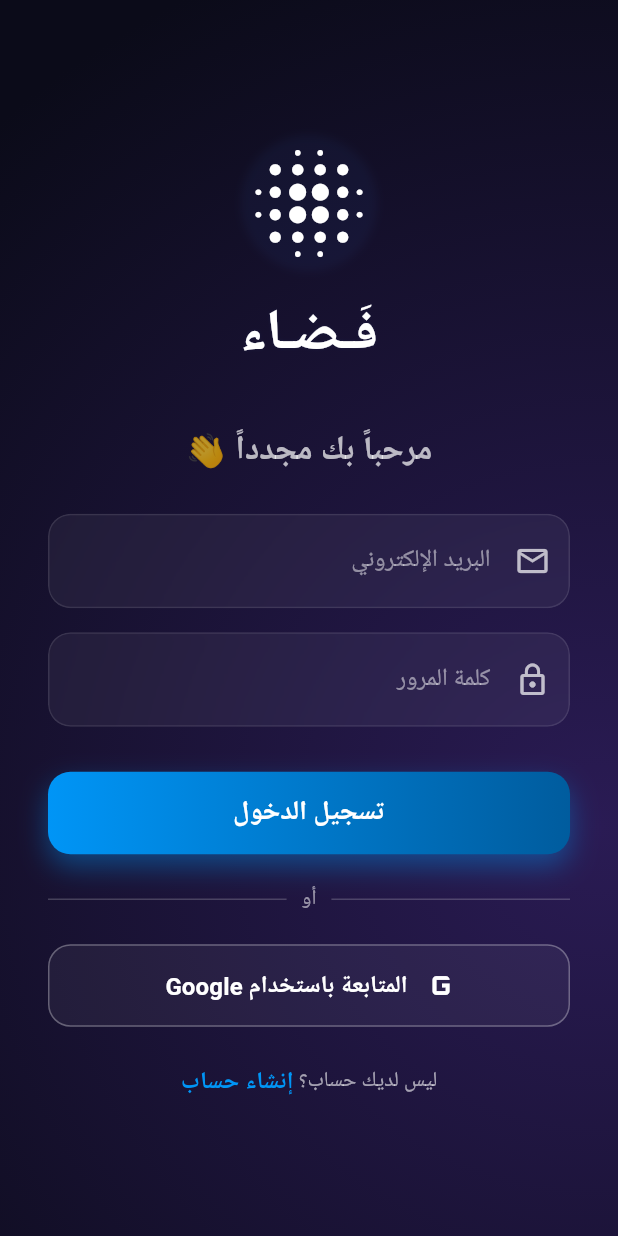
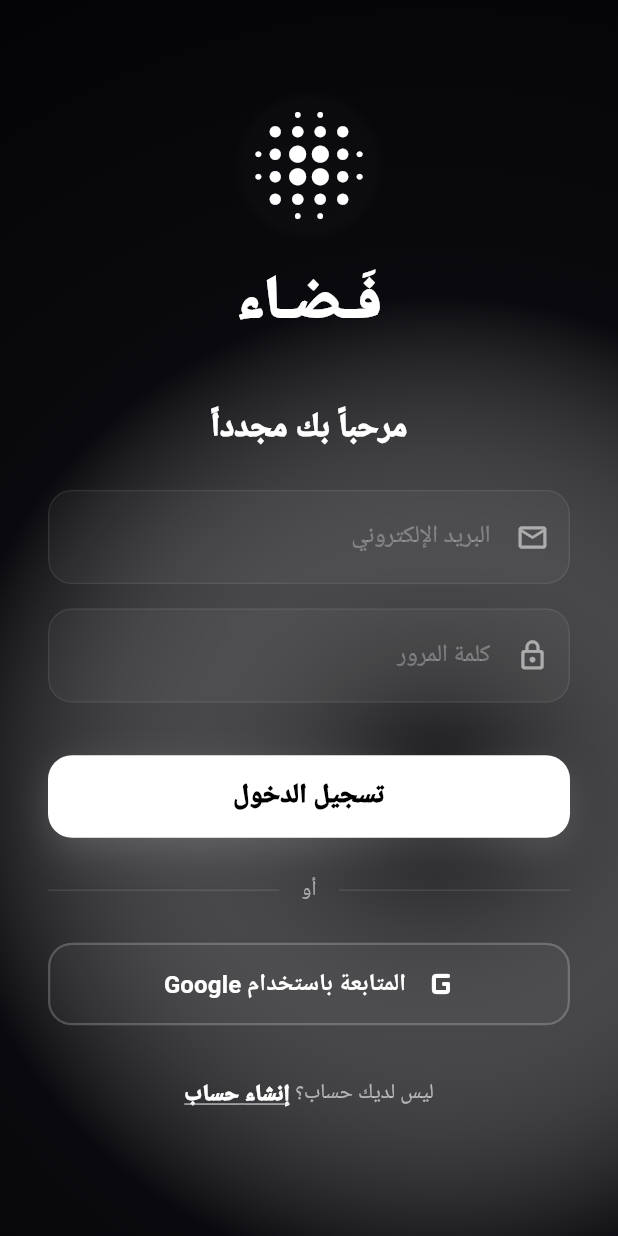
Before and after one commit to zainre/fadaa, a Flutter app: the screen it shows after launch, on a phone screen of 412 x 824 dp. Run offline on Flutter 3.47's test engine with Material 3 defaults, Android fonts, the phone set to English and light mode, and no system bars; our stand-ins replace cached_network_image, cloud_firestore, firebase_auth, firebase_core, firebase_storage, google_generative_ai and 4 more; accounts and stored records are empty.

Commit message:
Update login_screen.dart

```diff
--- a/lib/screens/login_screen.dart
+++ b/lib/screens/login_screen.dart
@@ -5,7 +5,7 @@ import 'package:google_sign_in/google_sign_in.dart';
 import 'dart:ui';
 import 'dart:math' as math;
 
-import 'home_screen.dart'; // تأكد من استيراد الشاشة الرئيسية الصحيحة لديك هنا أو MainScreen
+import 'home_screen.dart';
 
 class LoginScreen extends StatefulWidget {
   const LoginScreen({super.key});
@@ -20,7 +20,7 @@ class _LoginScreenState extends State<LoginScreen> with TickerProviderStateMixin
   final TextEditingController _passwordController = TextEditingController();
 
   bool _isLoading = false;
-  bool _isLogin = true; // للتبديل بين تسجيل الدخول وإنشاء حساب
+  bool _isLogin = true;
 
   late AnimationController _pulseController;
   late AnimationController _bgController;
@@ -28,8 +28,10 @@ class _LoginScreenState extends State<LoginScreen> with TickerProviderStateMixin
   @override
   void initState() {
     super.initState();
+    // أنميشن النبض الأبيض للوجو
     _pulseController = AnimationController(vsync: this, duration: const Duration(seconds: 2))..repeat(reverse: true);
-    _bgController = AnimationController(vsync: this, duration: const Duration(seconds: 20))..repeat(reverse: true);
+    // أنميشن الخلفية الأحادية
+    _bgController = AnimationController(vsync: this, duration: const Duration(seconds: 25))..repeat(reverse: true);
   }
 
   @override
@@ -42,23 +44,22 @@ class _LoginScreenState extends State<LoginScreen> with TickerProviderStateMixin
     super.dispose();
   }
 
-  // دالة حفظ وبناء ملف المستخدم في قاعدة البيانات
   Future<void> _saveUserToFirestore(User? user, {String? customName}) async {
     if (user != null) {
       final userDoc = FirebaseFirestore.instance.collection('users').doc(user.uid);
 
-      // نتحقق أولاً إذا كان الحساب موجوداً مسبقاً حتى لا نمسح بياناته القديمة
       final docSnapshot = await userDoc.get();
       if (!docSnapshot.exists) {
         await userDoc.set({
           'uid': user.uid,
           'email': user.email,
           'name': customName ?? user.displayName ?? 'مستكشف فضاء',
-          'username': '@user_${user.uid.substring(0, 6)}', // اسم مستخدم افتراضي
+          'username': '@user_${user.uid.substring(0, 6)}',
           'bio': 'مستكشف جديد في فضاء...',
-          'posts_count': '0',
-          'followers_count': '0',
-          'following_count': '0',
+          'posts_count': 0,
+          'followers_count': 0,
+          'following_count': 0,
+          'profilePic': '',
           'createdAt': FieldValue.serverTimestamp(),
         }, SetOptions(merge: true));
       }
@@ -80,9 +81,7 @@ class _LoginScreenState extends State<LoginScreen> with TickerProviderStateMixin
       );
       final UserCredential userCred = await FirebaseAuth.instance.signInWithCredential(credential);
 
-      // حفظ البيانات في Firestore
       await _saveUserToFirestore(userCred.user);
-
       _navigateToMain();
     } catch (e) {
       _showError(e.toString());
@@ -100,11 +99,15 @@ class _LoginScreenState extends State<LoginScreen> with TickerProviderStateMixin
           password: _passwordController.text.trim(),
         );
       } else {
+        if (_nameController.text.trim().isEmpty) {
+          _showError("يرجى إدخال اسمك الكامل لبدء الرحلة.");
+          setState(() => _isLoading = false);
+          return;
+        }
         final UserCredential userCred = await FirebaseAuth.instance.createUserWithEmailAndPassword(
           email: _emailController.text.trim(),
           password: _passwordController.text.trim(),
         );
-        // حفظ البيانات مع إرسال الاسم الذي أدخله المستخدم
         await _saveUserToFirestore(userCred.user, customName: _nameController.text.trim());
       }
       _navigateToMain();
@@ -119,19 +122,23 @@ class _LoginScreenState extends State<LoginScreen> with TickerProviderStateMixin
 
   void _navigateToMain() {
     if (!mounted) return;
-    // قم بتغيير MainScreen إلى اسم الكلاس الرئيسي الخاص بك
-    Navigator.pushReplacementNamed(context, '/main'); // أو استبدلها بـ MaterialPageRoute
+    Navigator.pushReplacement(context, MaterialPageRoute(builder: (_) => const HomeScreen()));
   }
 
   void _showAuthErrorDialog(FirebaseAuthException e) {
     if (!mounted) return;
+    String errorMessage = "حدث خطأ غير معروف.";
+    if (e.code == 'user-not-found') errorMessage = "لم يتم العثور على حساب بهذا البريد.";
+    else if (e.code == 'wrong-password') errorMessage = "كلمة المرور غير صحيحة.";
+    else if (e.code == 'email-already-in-use') errorMessage = "هذا البريد الإلكتروني مسجل مسبقاً.";
+
     showDialog(
       context: context,
       builder: (context) => AlertDialog(
-        backgroundColor: Colors.amber.shade900,
-        shape: RoundedRectangleBorder(borderRadius: BorderRadius.circular(20)),
-        title: Text("رمز الخطأ: ${e.code}", style: const TextStyle(color: Colors.white, fontWeight: FontWeight.bold)),
-        content: Text(e.message ?? "لا توجد تفاصيل", style: const TextStyle(color: Colors.white)),
+        backgroundColor: const Color(0xFF101015),
+        shape: RoundedRectangleBorder(borderRadius: BorderRadius.circular(20), side: BorderSide(color: Colors.white.withOpacity(0.1))),
+        title: const Text("تنبيه", style: TextStyle(color: Colors.white, fontWeight: FontWeight.bold)),
+        content: Text(errorMessage, style: const TextStyle(color: Colors.white70)),
         actions: [
           TextButton(onPressed: () => Navigator.pop(context), child: const Text("حسناً", style: TextStyle(color: Colors.white)))
         ],
@@ -144,10 +151,10 @@ class _LoginScreenState extends State<LoginScreen> with TickerProviderStateMixin
     showDialog(
       context: context,
       builder: (context) => AlertDialog(
-        backgroundColor: Colors.red.shade900,
-        shape: RoundedRectangleBorder(borderRadius: BorderRadius.circular(20)),
+        backgroundColor: const Color(0xFF101015),
+        shape: RoundedRectangleBorder(borderRadius: BorderRadius.circular(20), side: BorderSide(color: Colors.white.withOpacity(0.1))),
         title: const Text("خطأ!", style: TextStyle(color: Colors.white, fontWeight: FontWeight.bold)),
-        content: SingleChildScrollView(child: Text(msg, style: const TextStyle(color: Colors.white))),
+        content: SingleChildScrollView(child: Text(msg, style: const TextStyle(color: Colors.white70))),
         actions: [
           TextButton(onPressed: () => Navigator.pop(context), child: const Text("حسناً", style: TextStyle(color: Colors.white)))
         ],
@@ -158,18 +165,23 @@ class _LoginScreenState extends State<LoginScreen> with TickerProviderStateMixin
   @override
   Widget build(BuildContext context) {
     return Scaffold(
+      backgroundColor: const Color(0xFF050508),
       body: Stack(
         children: [
-          // الخلفية المتوهجة
+          // الخلفية المتوهجة العميقة
           AnimatedBuilder(
             animation: _bgController,
             builder: (context, child) {
               return Container(
                 decoration: BoxDecoration(
                   gradient: RadialGradient(
-                    colors: const [Color(0xFF2A1B54), Color(0xFF0B0B19)],
-                    center: Alignment(math.sin(_bgController.value * math.pi), math.cos(_bgController.value * math.pi)),
-                    radius: 1.5,
+                    colors: [
+                      Colors.white.withOpacity(0.04),
+                      const Color(0xFF0A0A0E),
+                      const Color(0xFF030305),
+                    ],
+                    center: Alignment(math.sin(_bgController.value * math.pi) * 0.5, math.cos(_bgController.value * math.pi) * 0.5),
+                    radius: 1.6,
                   ),
                 ),
               );
@@ -179,43 +191,64 @@ class _LoginScreenState extends State<LoginScreen> with TickerProviderStateMixin
           SafeArea(
             child: Center(
               child: SingleChildScrollView(
+                physics: const BouncingScrollPhysics(),
                 padding: const EdgeInsets.symmetric(horizontal: 32.0),
                 child: TweenAnimationBuilder(
                   tween: Tween<double>(begin: 0, end: 1),
-                  duration: const Duration(milliseconds: 1000),
+                  duration: const Duration(milliseconds: 1200),
                   curve: Curves.easeOutCubic,
                   builder: (context, double value, child) {
-                    return Transform.translate(offset: Offset(0, 30 * (1 - value)), child: Opacity(opacity: value, child: child));
+                    return Transform.translate(
+                      offset: Offset(0, 40 * (1 - value)),
+                      child: Opacity(opacity: value, child: child)
+                    );
                   },
                   child: Column(
                     mainAxisAlignment: MainAxisAlignment.center,
                     children: [
-                      // اللوجو
+                      // اللوجو الفاخر
                       AnimatedBuilder(
                         animation: _pulseController,
                         builder: (context, child) {
                           return Column(
                             children: [
                               Container(
+                                padding: const EdgeInsets.all(2),
                                 decoration: BoxDecoration(
                                   shape: BoxShape.circle,
                                   boxShadow: [
-                                    BoxShadow(color: Colors.blueAccent.withOpacity(0.5 * _pulseController.value), blurRadius: 40 * _pulseController.value, spreadRadius: 5 * _pulseController.value),
+                                    BoxShadow(
+                                      color: Colors.white.withOpacity(0.15 * _pulseController.value),
+                                      blurRadius: 30 * _pulseController.value,
+                                      spreadRadius: 5 * _pulseController.value
+                                    ),
                                   ],
                                 ),
-                                child: const Icon(Icons.blur_on, size: 90, color: Colors.white),
+                                child: const Icon(Icons.blur_on_rounded, size: 90, color: Colors.white),
                               ),
                               const SizedBox(height: 15),
-                              Text("فَـضـاء", style: TextStyle(fontSize: 38, fontWeight: FontWeight.bold, letterSpacing: 2, color: Colors.white, shadows: [Shadow(color: Colors.blueAccent.withOpacity(0.8 * _pulseController.value), blurRadius: 20 * _pulseController.value)])),
+                              const Text(
+                                "فَـضـاء",
+                                style: TextStyle(
+                                  fontSize: 40,
+                                  fontWeight: FontWeight.w900,
+                                  letterSpacing: 3,
+                                  color: Colors.white,
+                                )
+                              ),
                             ],
                           );
                         },
                       ),
-                      const SizedBox(height: 35),
+                      const SizedBox(height: 40),
 
                       AnimatedSwitcher(
                         duration: const Duration(milliseconds: 400),
-                        child: Text(_isLogin ? "مرحباً بك مجدداً 👋" : "انضم إلى عالمنا 🚀", key: ValueKey<bool>(_isLogin), style: const TextStyle(fontSize: 22, fontWeight: FontWeight.bold, color: Colors.white70)),
+                        child: Text(
+                          _isLogin ? "مرحباً بك مجدداً" : "انضم إلى عالمنا",
+                          key: ValueKey<bool>(_isLogin),
+                          style: const TextStyle(fontSize: 22, fontWeight: FontWeight.w900, color: Colors.white)
+                        ),
                       ),
                       const SizedBox(height: 25),
 
@@ -225,44 +258,56 @@ class _LoginScreenState extends State<LoginScreen> with TickerProviderStateMixin
                         curve: Curves.easeInOutBack,
                         child: _isLogin ? const SizedBox.shrink() : Padding(
                           padding: const EdgeInsets.only(bottom: 16),
-                          child: GlassTextField(controller: _nameController, hintText: "الاسم الكامل", icon: Icons.person_outline),
+                          child: GlassTextField(controller: _nameController, hintText: "الاسم الكامل", icon: Icons.person_outline_rounded),
                         ),
                       ),
 
                       GlassTextField(controller: _emailController, hintText: "البريد الإلكتروني", icon: Icons.email_outlined),
                       const SizedBox(height: 16),
-                      GlassTextField(controller: _passwordController, hintText: "كلمة المرور", icon: Icons.lock_outline, isPassword: true),
-                      const SizedBox(height: 30),
+                      GlassTextField(controller: _passwordController, hintText: "كلمة المرور", icon: Icons.lock_outline_rounded, isPassword: true),
+                      const SizedBox(height: 35),
 
-                      // زر الدخول/الإنشاء
+                      // زر الدخول/الإنشاء (Premium White Button)
                       AnimatedContainer(
                         duration: const Duration(milliseconds: 300),
                         width: double.infinity,
                         height: 55,
                         decoration: BoxDecoration(
-                          borderRadius: BorderRadius.circular(15),
-                          gradient: const LinearGradient(colors: [Color(0xFF0095F6), Color(0xFF005C9E)]),
-                          boxShadow: [BoxShadow(color: const Color(0xFF0095F6).withOpacity(0.4), blurRadius: 15, offset: const Offset(0, 8))],
+                          borderRadius: BorderRadius.circular(16),
+                          color: Colors.white,
+                          boxShadow: [BoxShadow(color: Colors.white.withOpacity(0.15), blurRadius: 20, offset: const Offset(0, 8))],
                         ),
                         child: ElevatedButton(
                           onPressed: _isLoading ? null : submitEmailAuth,
-                          style: ElevatedButton.styleFrom(backgroundColor: Colors.transparent, shadowColor: Colors.transparent, shape: RoundedRectangleBorder(borderRadius: BorderRadius.circular(15))),
+                          style: ElevatedButton.styleFrom(
+                            backgroundColor: Colors.transparent,
+                            shadowColor: Colors.transparent,
+                            foregroundColor: Colors.black,
+                            shape: RoundedRectangleBorder(borderRadius: BorderRadius.circular(16))
+                          ),
                           child: _isLoading
-                              ? const SizedBox(height: 25, width: 25, child: CircularProgressIndicator(color: Colors.white, strokeWidth: 2))
-                              : AnimatedSwitcher(duration: const Duration(milliseconds: 300), child: Text(_isLogin ? "تسجيل الدخول" : "إنشاء حساب", key: ValueKey<bool>(_isLogin), style: const TextStyle(fontSize: 18, fontWeight: FontWeight.bold, color: Colors.white))),
+                              ? const SizedBox(height: 25, width: 25, child: CircularProgressIndicator(color: Colors.black, strokeWidth: 2.5))
+                              : AnimatedSwitcher(
+                                  duration: const Duration(milliseconds: 300),
+                                  child: Text(
+                                    _isLogin ? "تسجيل الدخول" : "إنشاء حساب",
+                                    key: ValueKey<bool>(_isLogin),
+                                    style: const TextStyle(fontSize: 18, fontWeight: FontWeight.w900, color: Colors.black)
+                                  )
+                                ),
                         ),
                       ),
-                      const SizedBox(height: 20),
+                      const SizedBox(height: 25),
 
-                      // خط فاصل شفاف
+                      // خط فاصل
                       Row(
                         children: [
-                          Expanded(child: Divider(color: Colors.white.withOpacity(0.2), thickness: 1)),
-                          const Padding(padding: EdgeInsets.symmetric(horizontal: 10), child: Text("أو", style: TextStyle(color: Colors.white54))),
-                          Expanded(child: Divider(color: Colors.white.withOpacity(0.2), thickness: 1)),
+                          Expanded(child: Divider(color: Colors.white.withOpacity(0.1), thickness: 1)),
+                          const Padding(padding: EdgeInsets.symmetric(horizontal: 15), child: Text("أو", style: TextStyle(color: Colors.white54))),
+                          Expanded(child: Divider(color: Colors.white.withOpacity(0.1), thickness: 1)),
                         ],
                       ),
-                      const SizedBox(height: 20),
+                      const SizedBox(height: 25),
 
                       // زر جوجل
                       SizedBox(
@@ -270,31 +315,36 @@ class _LoginScreenState extends State<LoginScreen> with TickerProviderStateMixin
                         height: 55,
                         child: OutlinedButton.icon(
                           onPressed: _isLoading ? null : _signInWithGoogle,
-                          icon: const Icon(Icons.g_mobiledata, color: Colors.white, size: 30), // آيقونة جوجل
-                          label: const Text('المتابعة باستخدام Google', style: TextStyle(color: Colors.white, fontSize: 16, fontWeight: FontWeight.bold)),
+                          icon: const Icon(Icons.g_mobiledata_rounded, color: Colors.white, size: 32),
+                          label: const Text('المتابعة باستخدام Google', style: TextStyle(color: Colors.white, fontSize: 16, fontWeight: FontWeight.w600)),
                           style: OutlinedButton.styleFrom(
-                            side: BorderSide(color: Colors.white.withOpacity(0.3)),
-                            shape: RoundedRectangleBorder(borderRadius: BorderRadius.circular(15)),
-                            backgroundColor: Colors.white.withOpacity(0.05),
+                            side: BorderSide(color: Colors.white.withOpacity(0.2), width: 1.5),
+                            shape: RoundedRectangleBorder(borderRadius: BorderRadius.circular(16)),
+                            backgroundColor: Colors.white.withOpacity(0.03),
                           ),
                         ),
                       ),
-                      const SizedBox(height: 25),
+                      const SizedBox(height: 35),
 
                       // زر التبديل
                       Row(
                         mainAxisAlignment: MainAxisAlignment.center,
                         children: [
-                          Text(_isLogin ? "ليس لديك حساب؟ " : "لديك حساب بالفعل؟ ", style: const TextStyle(color: Colors.white60)),
+                          Text(_isLogin ? "ليس لديك حساب؟ " : "لديك حساب بالفعل؟ ", style: TextStyle(color: Colors.white.withOpacity(0.6))),
                           GestureDetector(
                             onTap: () => setState(() => _isLogin = !_isLogin),
                             child: AnimatedSwitcher(
                               duration: const Duration(milliseconds: 300),
-                              child: Text(_isLogin ? "إنشاء حساب" : "تسجيل الدخول", key: ValueKey<bool>(_isLogin), style: const TextStyle(color: Color(0xFF0095F6), fontWeight: FontWeight.bold, fontSize: 16)),
+                              child: Text(
+                                _isLogin ? "إنشاء حساب" : "تسجيل الدخول",
+                                key: ValueKey<bool>(_isLogin),
+                                style: const TextStyle(color: Colors.white, fontWeight: FontWeight.w900, fontSize: 15, decoration: TextDecoration.underline)
+                              ),
                             ),
                           ),
                         ],
                       ),
+                      const SizedBox(height: 20),
                     ],
                   ),
                 ),
@@ -307,31 +357,41 @@ class _LoginScreenState extends State<LoginScreen> with TickerProviderStateMixin
   }
 }
 
-// ويدجت الإدخال الزجاجي
+// ويدجت الإدخال الزجاجي الفاخر
 class GlassTextField extends StatelessWidget {
   final TextEditingController controller;
   final String hintText;
   final IconData icon;
   final bool isPassword;
 
-  const GlassTextField({Key? key, required this.controller, required this.hintText, required this.icon, this.isPassword = false}) : super(key: key);
+  const GlassTextField({
+    super.key,
+    required this.controller,
+    required this.hintText,
+    required this.icon,
+    this.isPassword = false
+  });
 
   @override
   Widget build(BuildContext context) {
     return ClipRRect(
-      borderRadius: BorderRadius.circular(15),
+      borderRadius: BorderRadius.circular(16),
       child: BackdropFilter(
-        filter: ImageFilter.blur(sigmaX: 10, sigmaY: 10),
+        filter: ImageFilter.blur(sigmaX: 15, sigmaY: 15),
         child: Container(
-          decoration: BoxDecoration(color: Colors.white.withOpacity(0.05), borderRadius: BorderRadius.circular(15), border: Border.all(color: Colors.white.withOpacity(0.1))),
+          decoration: BoxDecoration(
+            color: Colors.white.withOpacity(0.04),
+            borderRadius: BorderRadius.circular(16),
+            border: Border.all(color: Colors.white.withOpacity(0.08))
+          ),
           child: TextField(
             controller: controller,
             obscureText: isPassword,
-            style: const TextStyle(color: Colors.white),
+            style: const TextStyle(color: Colors.white, fontSize: 16),
             decoration: InputDecoration(
               hintText: hintText,
-              hintStyle: TextStyle(color: Colors.white.withOpacity(0.5)),
-              prefixIcon: Icon(icon, color: Colors.white70),
+              hintStyle: TextStyle(color: Colors.white.withOpacity(0.3), fontWeight: FontWeight.w300),
+              prefixIcon: Icon(icon, color: Colors.white54, size: 22),
               border: InputBorder.none,
               contentPadding: const EdgeInsets.symmetric(vertical: 18, horizontal: 20),
             ),
```
